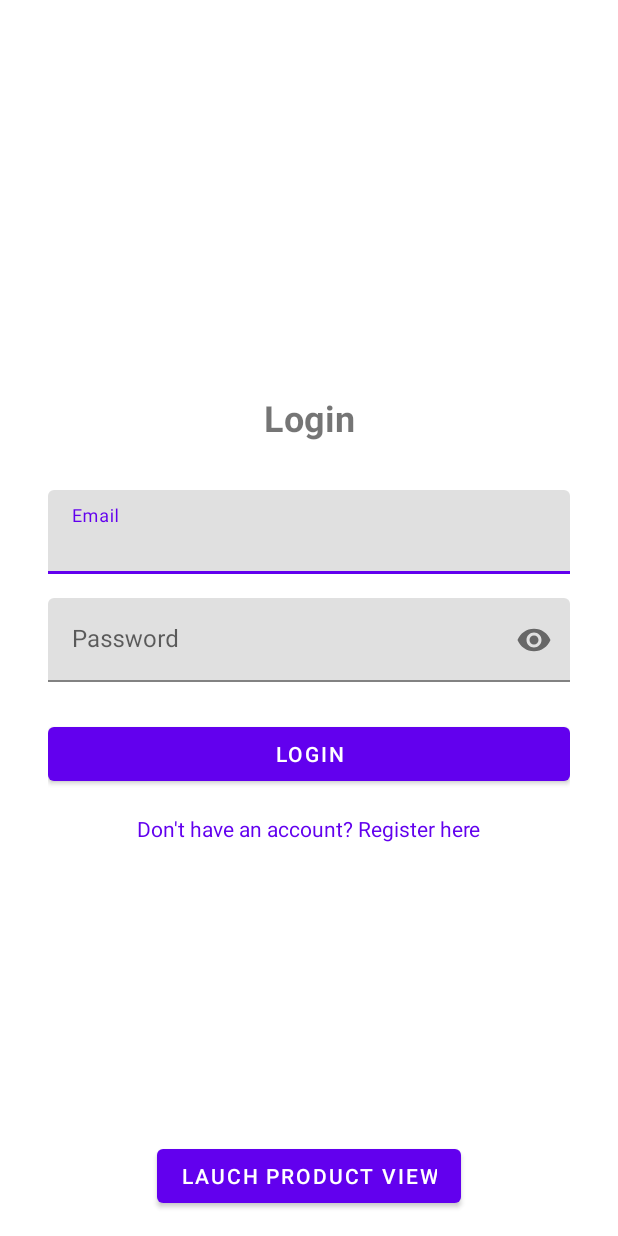
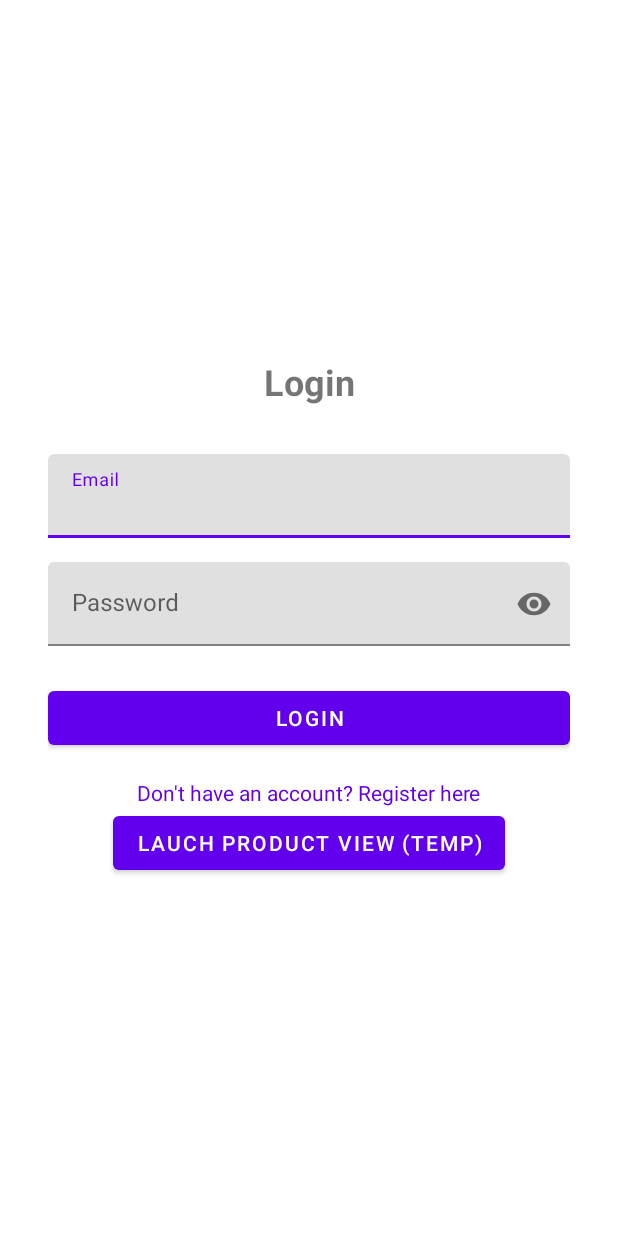
Before and after one commit to IT20159030/EAD, an Android app: the screen it shows after launch (MainActivity), on a phone screen of 412 x 824 dp. Run offline under Robolectric (Android 15) with nearby library versions, the phone set to English and light mode, and no system bars; our stand-ins replace Dagger/Hilt's generated code, navigation-ui.

Commit message:
bug fixes

```diff
--- a/mobile/app/src/main/java/com/example/mobile/ui/login/LoginFragment.kt
+++ b/mobile/app/src/main/java/com/example/mobile/ui/login/LoginFragment.kt
@@ -75,8 +75,8 @@ class LoginFragment : Fragment() {
                 }
             }
         }
-
-        view.findViewById<Button>(R.id.test_product_view_button).setOnClickListener {
+        //TODO: temp remove this
+        view?.findViewById<Button>(R.id.test_product_view_button)?.setOnClickListener {
             val productViewActivityIntent = Intent(context, ProductViewActivity::class.java)
             startActivity(productViewActivityIntent)
         }
--- a/mobile/app/src/main/java/com/example/mobile/ui/profile/ProfileFragment.kt
+++ b/mobile/app/src/main/java/com/example/mobile/ui/profile/ProfileFragment.kt
@@ -48,6 +48,7 @@ class ProfileFragment : Fragment() {
         tokenViewModel.token.observe(viewLifecycleOwner) { token ->
             if (token == null) {
                 navController.navigate(R.id.action_global_loginFragment)
+
             } else {
                 fetchUserInfo()
             }
--- a/mobile/app/src/main/res/layout/fragment_login.xml
+++ b/mobile/app/src/main/res/layout/fragment_login.xml
@@ -107,24 +107,19 @@
             app:layout_constraintStart_toStartOf="parent"
             app:layout_constraintTop_toBottomOf="@+id/errorTextView" />
 
-        <androidx.constraintlayout.widget.ConstraintLayout
-            android:layout_width="match_parent"
-            android:layout_height="match_parent"
-            tools:layout_editor_absoluteX="16dp"
-            tools:layout_editor_absoluteY="16dp">
-
-        </androidx.constraintlayout.widget.ConstraintLayout>
+        <Button
+            android:id="@+id/test_product_view_button"
+            android:layout_width="wrap_content"
+            android:layout_height="wrap_content"
+            android:text="Lauch product view (temp)"
+            app:layout_constraintBottom_toBottomOf="parent"
+            app:layout_constraintEnd_toEndOf="parent"
+            app:layout_constraintStart_toStartOf="parent"
+            app:layout_constraintTop_toBottomOf="@+id/registerTextView"
+            />
 
     </androidx.constraintlayout.widget.ConstraintLayout>
 
 
-    <Button
-        android:id="@+id/test_product_view_button"
-        android:layout_width="wrap_content"
-        android:layout_height="wrap_content"
-        android:text="Lauch product view"
-        app:layout_constraintBottom_toBottomOf="parent"
-        app:layout_constraintEnd_toEndOf="parent"
-        app:layout_constraintStart_toStartOf="parent"
-        app:layout_constraintTop_toBottomOf="@+id/login_temp_button" />
+
 </androidx.constraintlayout.widget.ConstraintLayout>
--- a/mobile/app/src/main/res/navigation/login_nav_graph.xml
+++ b/mobile/app/src/main/res/navigation/login_nav_graph.xml
@@ -33,5 +33,5 @@
     <action
         android:id="@+id/action_global_loginFragment"
         app:destination="@id/login_fragment"
-        app:popUpToInclusive="true" />
+        app:popUpTo="@id/login_nav_graph" />
 </navigation>
```
